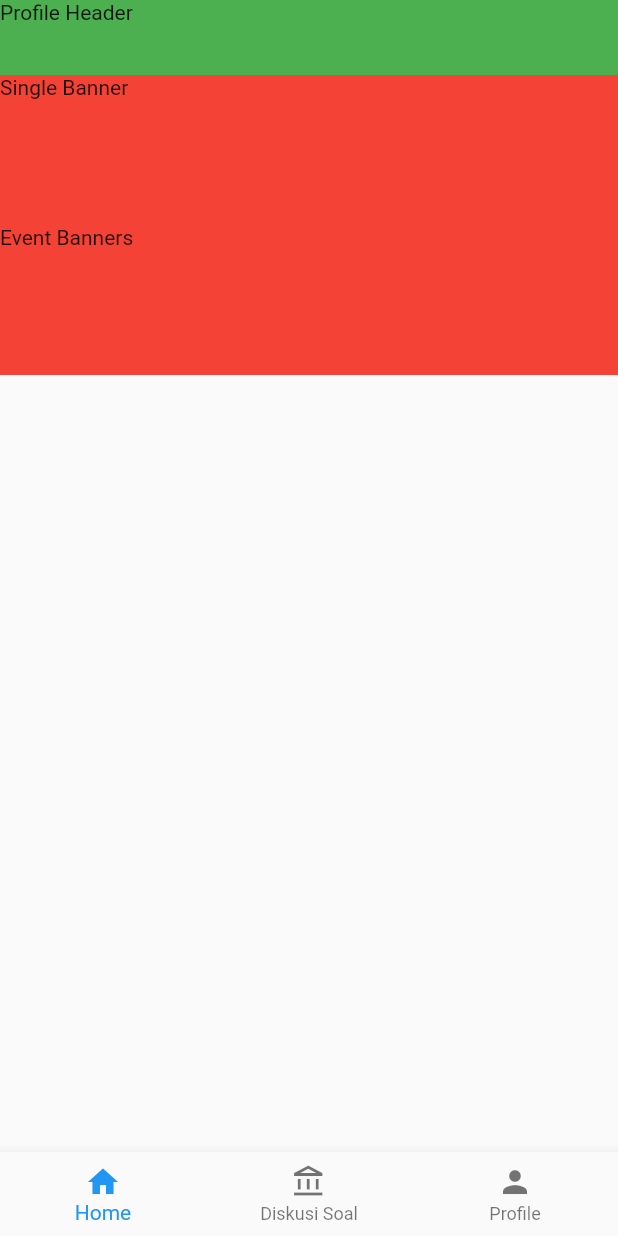
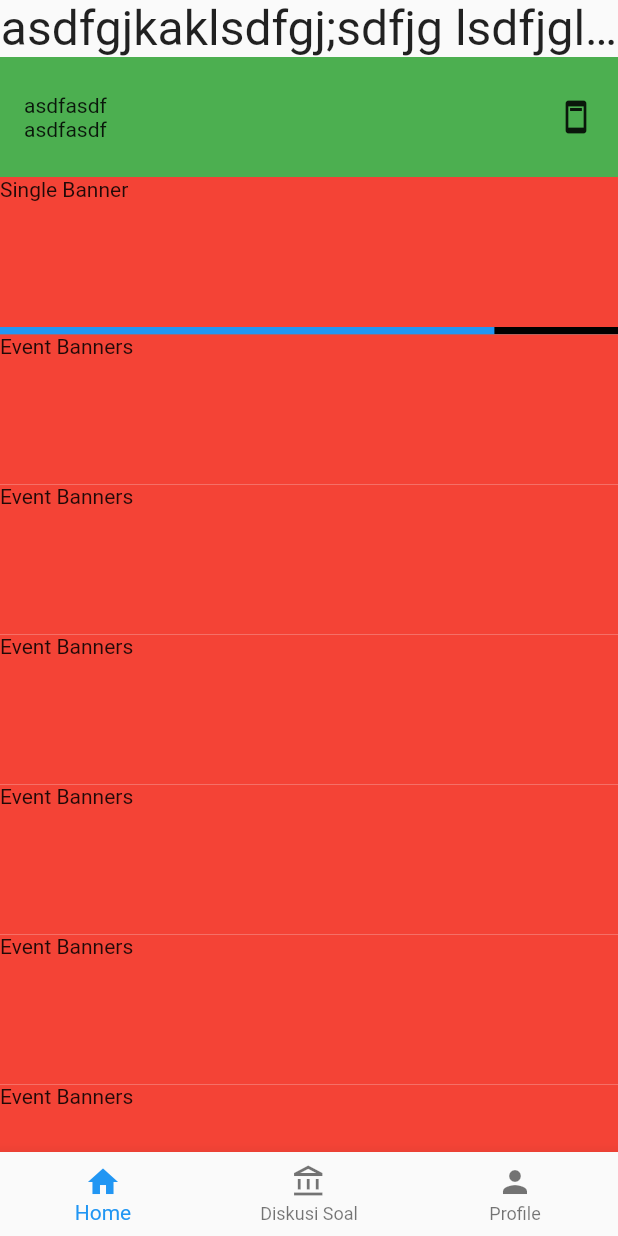
Before and after one commit to Edspert/Bootcamp-Flutter, a Flutter app: the DashboardPage screen opened by its route, on a phone screen of 412 x 824 dp. Run offline on Flutter 3.47's test engine with Material 2 defaults, Android fonts, the phone set to English and light mode, and no system bars; our stand-ins replace connectivity_plus, dio, firebase_auth, firebase_core, flutter_svg, flutter_widget_from_html and 3 more; missing offline and left inert: dio_logger; accounts and stored records are empty; network calls fail; statements that could not run were skipped; project files that could hold a hidden picture were left out.

Commit message:
update lib

```diff
--- a/lib/core/values/colors.dart
+++ b/lib/core/values/colors.dart
@@ -2,7 +2,7 @@ import 'package:flutter/material.dart';
 
 class AppColors {
   static const Color primary = Color(0xFF3A7FD5);
-  static const Color background = Color(0xFFD6D6D6);
+  static const Color background = Color(0xFFF3F7F8);
   static const Color black = Colors.black;
   static const Color white = Colors.white;
   static const Color grey6A = Color(0xFF6A7483);
--- a/lib/core/values/images.dart
+++ b/lib/core/values/images.dart
@@ -1,7 +1,7 @@
-
 class ImagesAssets {
   static const String imageLogoWhitePng = 'assets/images/img_edspert_logo_white.png';
   static const String imageIllustrationLoginSvg = 'assets/images/img_illu_auth.svg';
   static const String iconGooglePng = 'assets/images/ic_google.png';
   static const String iconApplePng = 'assets/images/ic_apple.png';
+  static const String imageIllustrationConfirmAnswer = '.......';
 }
--- a/lib/presentation/auth/login/login_controller.dart
+++ b/lib/presentation/auth/login/login_controller.dart
@@ -13,7 +13,6 @@ class LoginController extends GetxController {
   final AuthRepository authRepository;
 
   LoginController({required this.firebaseAuthService, required this.authRepository});
-
 
   /// Steps:
   /// 1. Sign In With Google
--- a/lib/presentation/dashboard/home/home_controller.dart
+++ b/lib/presentation/dashboard/home/home_controller.dart
@@ -13,18 +13,23 @@ class HomeController extends GetxController {
   HomeController(this.firebaseAuthService, this.courseRepository, this.bannerRepository);
 
   List<CourseData> courseList = [];
+  bool isGetCoursesLoading = false;
 
   // Currently set to static
   String majorName = 'IPA';
-  int maxHomeCourseCount = 3;
+  int maxHomeCourseCount = 5;
 
   Future<void> getCourses() async {
+    // Set Loading
+    isGetCoursesLoading = true;
+    update();
     String? email = firebaseAuthService.getCurrentSignedInUserEmail();
     if (email != null) {
       List<CourseData> result = await courseRepository.getCourses(
         majorName: majorName,
         email: email,
       );
+      isGetCoursesLoading = false;
       courseList = result;
       update();
     }
--- a/lib/presentation/dashboard/home/home_courses_widget.dart
+++ b/lib/presentation/dashboard/home/home_courses_widget.dart
@@ -36,6 +36,14 @@ class _HomeCoursesWidgetState extends State<HomeCoursesWidget> {
                   Get.toNamed(Routes.courseList);
                 },
               ),
+            LinearProgressIndicator(
+              value: 0.8,
+              minHeight: 5,
+              backgroundColor: Colors.black,
+            ),
+            if (controller.isGetCoursesLoading == true)
+              const Center(child: CircularProgressIndicator())
+            else
               ListView.builder(
                 shrinkWrap: true,
                 physics: const NeverScrollableScrollPhysics(),
--- a/lib/presentation/dashboard/home/home_page.dart
+++ b/lib/presentation/dashboard/home/home_page.dart
@@ -13,12 +13,36 @@ class HomePage extends StatelessWidget {
   @override
   Widget build(BuildContext context) {
     bool isMobile = MediaQuery.of(context).size.shortestSide < 600;
-    return ListView(
+    return SingleChildScrollView(
+      child: Column(
+        crossAxisAlignment: CrossAxisAlignment.stretch,
         children: [
           Container(
-          height: 50,
+            child: Text(
+              'asdfgjkaklsdfgj;sdfjg lsdfjgl ksdfjgkj sdklfjgkl sdjfkglj sdklfjg klsdjfg lkjsdfglkj sdfklgj sdklfjg klsdjfg kljsdfg asdfasdf adfgsdfg sdfhsdfhsdf hsdfh sdfh sdf hsdfh',
+              textAlign: TextAlign.center,
+              maxLines: 1,
+              overflow: TextOverflow.ellipsis,
+              style: TextStyle(fontSize: 32),
+            ),
+          ),
+          Container(
+            height: 80,
             color: Colors.green,
-          child: Text('Profile Header'),
+            padding: EdgeInsets.symmetric(horizontal: 16),
+            child: Row(
+              mainAxisAlignment: MainAxisAlignment.spaceBetween,
+              children: [
+                Column(
+                  mainAxisAlignment: MainAxisAlignment.center,
+                  children: [
+                    Text('asdfasdf'),
+                    Text('asdfasdf'),
+                  ],
+                ),
+                Icon(Icons.ad_units),
+              ],
+            ),
           ),
           Container(
             height: 100,
@@ -31,7 +55,78 @@ class HomePage extends StatelessWidget {
             color: Colors.red,
             child: Text('Event Banners'),
           ),
+          Container(
+            height: 100,
+            color: Colors.red,
+            child: Text('Event Banners'),
+          ),
+          Container(
+            height: 100,
+            color: Colors.red,
+            child: Text('Event Banners'),
+          ),
+          Container(
+            height: 100,
+            color: Colors.red,
+            child: Text('Event Banners'),
+          ),
+          Container(
+            height: 100,
+            color: Colors.red,
+            child: Text('Event Banners'),
+          ),
+          Container(
+            height: 100,
+            color: Colors.red,
+            child: Text('Event Banners'),
+          ),
+          Container(
+            height: 100,
+            color: Colors.red,
+            child: Text('Event Banners'),
+          ),
+          Container(
+            height: 100,
+            color: Colors.red,
+            child: Text('Event Banners'),
+          ),
+          Container(
+            height: 100,
+            color: Colors.red,
+            child: Text('Event Banners'),
+          ),
+          Container(
+            height: 100,
+            color: Colors.red,
+            child: Text('Event Banners'),
+          ),
+          Container(
+            height: 100,
+            color: Colors.red,
+            child: Text('Event Banners'),
+          ),
+          Container(
+            height: 100,
+            color: Colors.red,
+            child: Text('Event Banners'),
+          ),
+          Container(
+            height: 100,
+            color: Colors.red,
+            child: Text('Event Banners'),
+          ),
+          Container(
+            height: 100,
+            color: Colors.red,
+            child: Text('Event Banners'),
+          ),
+          Container(
+            height: 100,
+            color: Colors.red,
+            child: Text('Event Banners'),
+          ),
         ],
+      ),
     );
   }
 
--- a/lib/presentation/splash/splash_page.dart
+++ b/lib/presentation/splash/splash_page.dart
@@ -12,9 +12,7 @@ class SplashPage extends StatelessWidget {
   Widget build(BuildContext context) {
     return Scaffold(
       backgroundColor: AppColors.primary,
-      body: Center(
-        child: Image.asset(ImagesAssets.imageLogoWhitePng),
-      ),
+      body: Center(child: Image.asset(ImagesAssets.imageLogoWhitePng)),
     );
   }
 }
--- a/pubspec.yaml
+++ b/pubspec.yaml
@@ -23,6 +23,7 @@ dependencies:
   flutter_widget_from_html: ^0.8.5
   connectivity_plus: ^3.0.2
   form_builder_validators: ^8.4.0
+  flutter_widget_from_html_core: ^0.10.0
 
 dev_dependencies:
   flutter_test:
```
Also changed, not shown: lib/main.dart (+8 -4 lines), lib/presentation/auth/login/login_page.dart (+8 -8 lines), lib/presentation/auth/regist_form/regist_form_page.dart (+24 -14 lines), lib/presentation/exercise/list/exercise_list_page.dart (+3 -4 lines), lib/presentation/exercise/questions_form/exercise_questions_form_page.dart (+34 -13 lines), pubspec.lock. Lines whose indentation alone changed are shown as unchanged.
